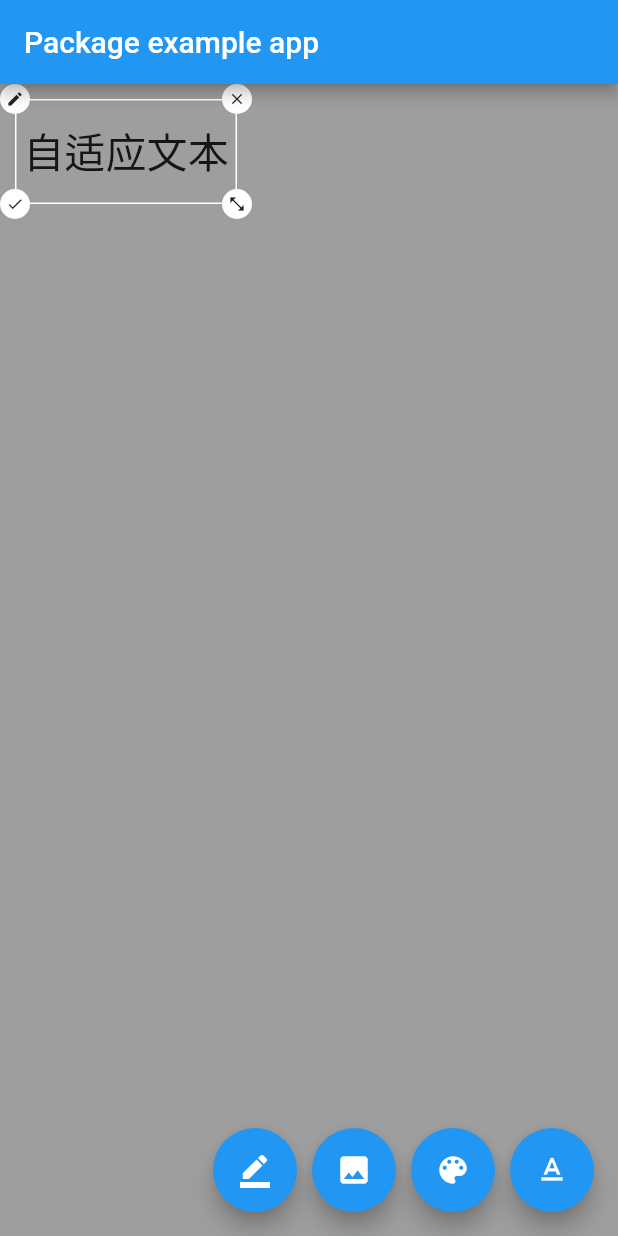
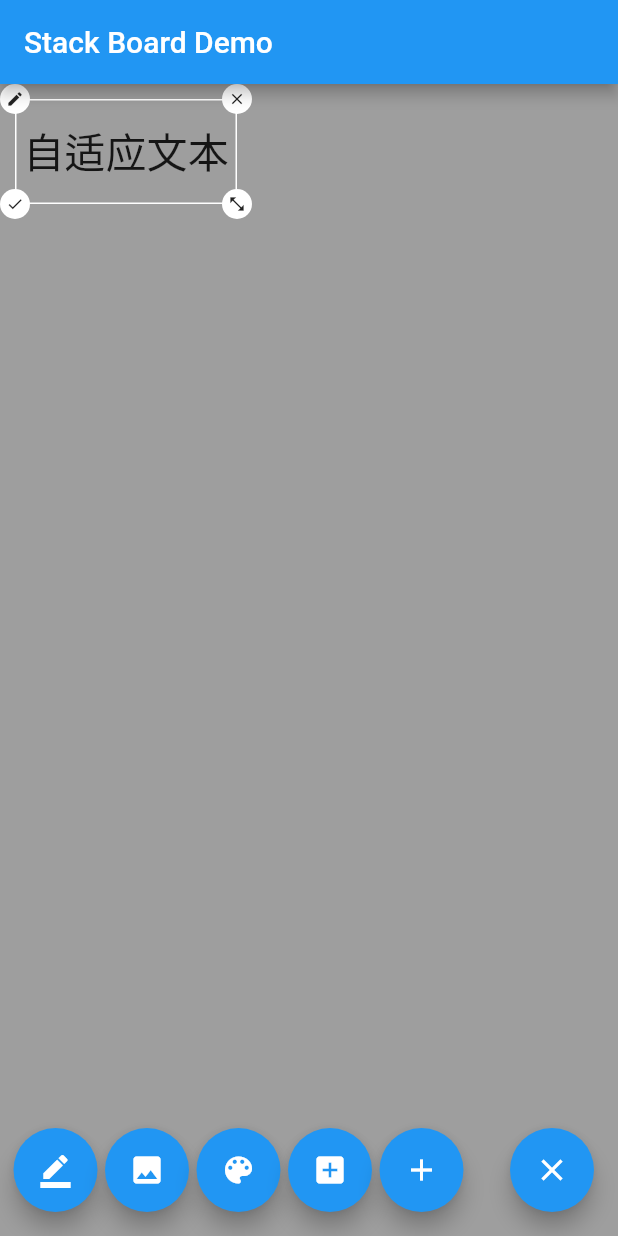
Before and after one commit to fluttercandies/stack_board, a Flutter app: the screen it shows after launch, after a tap on the "border color" icon, on a phone screen of 412 x 824 dp. Run offline on Flutter 3.47's test engine with Material 2 defaults, Android fonts, the phone set to English and light mode, and no system bars; missing offline and left inert: flutter_drawing_board.

Commit message:
完善demo

```diff
--- a/example/lib/main.dart
+++ b/example/lib/main.dart
@@ -1,9 +1,31 @@
 import 'package:flutter/material.dart';
+import 'package:stack_board/case_group/item_case.dart';
+
 import 'package:stack_board/stack_board.dart';
 
-void main() {
-  runApp(const MyApp());
+///自定义类型 Custom item type
+class CustomItem extends StackBoardItem {
+  const CustomItem({
+    Future<bool> Function()? onDel,
+    int? id, // <==== must
+  }) : super(
+          child: const Text('CustomItem'),
+          onDel: onDel,
+          id: id, // <==== must
+        );
+
+  @override // <==== must
+  CustomItem copyWith({
+    CaseStyle? caseStyle,
+    Widget? child,
+    int? id,
+    Future<bool> Function()? onDel,
+    dynamic Function(bool)? onEdit,
+  }) =>
+      CustomItem(onDel: onDel, id: id);
 }
+
+void main() => runApp(const MyApp());
 
 class MyApp extends StatelessWidget {
   const MyApp({Key? key}) : super(key: key);
@@ -76,22 +98,37 @@ class _HomePageState extends State<HomePage> {
   @override
   Widget build(BuildContext context) {
     return Scaffold(
-      backgroundColor: Colors.grey,
-      appBar: AppBar(title: const Text('Package example app')),
+      appBar: AppBar(title: const Text('Stack Board Demo')),
+      backgroundColor: Colors.blueGrey,
       body: StackBoard(
         controller: _boardController,
+
+        ///背景
         background: const ColoredBox(color: Colors.grey),
+
+        ///如果使用了继承于StackBoardItem的自定义item
+        ///使用这个接口进行重构
+        customBuilder: (StackBoardItem t) {
+          if (t is CustomItem) {
+            return ItemCase(
+              key: Key('CustomStackItem${t.id}'), // <==== must
+              isCenter: false,
+              onDel: () async => _boardController.remove(t.id),
+              child: Container(width: 100, height: 100, color: Colors.blue),
+            );
+          }
+        },
       ),
       floatingActionButton: Row(
-        mainAxisAlignment: MainAxisAlignment.end,
         children: <Widget>[
+          const SizedBox(width: 25),
           FloatingActionButton(
             onPressed: () {
               _boardController.add(const AdaptiveText('自适应文本'));
             },
             child: const Icon(Icons.border_color),
           ),
-          const SizedBox(width: 10),
+          _spacer,
           FloatingActionButton(
             onPressed: () {
               _boardController.add(
@@ -100,27 +137,70 @@ class _HomePageState extends State<HomePage> {
             },
             child: const Icon(Icons.image),
           ),
-          const SizedBox(width: 10),
+          _spacer,
           FloatingActionButton(
             onPressed: () {
               _boardController.add(const StackDrawing());
             },
             child: const Icon(Icons.color_lens),
           ),
-          const SizedBox(width: 10),
+          _spacer,
           FloatingActionButton(
             onPressed: () {
               _boardController.add(
                 StackBoardItem(
-                  child: const Text('XXXXXXXX XXXXX Test1', style: TextStyle(color: Colors.white)),
+                  child: const Text('Custom Widget', style: TextStyle(color: Colors.white)),
                   onDel: _onDel,
                 ),
               );
             },
-            child: const Icon(Icons.text_format),
+            child: const Icon(Icons.add_box),
+          ),
+          _spacer,
+          FloatingActionButton(
+            onPressed: () {
+              _boardController.add<CustomItem>(
+                CustomItem(
+                  onDel: () async => true,
+                ),
+              );
+            },
+            child: const Icon(Icons.add),
+          ),
+          const Spacer(),
+          FloatingActionButton(
+            onPressed: () => _boardController.clear(),
+            child: const Icon(Icons.close),
           ),
         ],
       ),
     );
   }
+
+  Widget get _spacer => const SizedBox(width: 5);
 }
+
+class ItemCaseDemo extends StatefulWidget {
+  const ItemCaseDemo({Key? key}) : super(key: key);
+
+  @override
+  _ItemCaseDemoState createState() => _ItemCaseDemoState();
+}
+
+class _ItemCaseDemoState extends State<ItemCaseDemo> {
+  @override
+  Widget build(BuildContext context) {
+    return Stack(
+      children: <Widget>[
+        ItemCase(
+          isCenter: false,
+          child: const Text('Custom case'),
+          onDel: () async {},
+          onEdit: (bool isEditing) {},
+          onOffsetChanged: (Offset offset) {},
+          onSizeChanged: (Size size) {},
+        ),
+      ],
+    );
+  }
+}
--- a/lib/case_group/adaptive_image_case.dart
+++ b/lib/case_group/adaptive_image_case.dart
@@ -42,7 +42,7 @@ class _AdaptiveImageCaseState extends State<AdaptiveImageCase> with SafeState<Ad
             }
           : null,
       isOperating: widget.isOperating,
-      onSizeChange: (Size size) {
+      onSizeChanged: (Size size) {
         _textFieldWidth = size.width;
       },
     );
--- a/lib/case_group/item_case.dart
+++ b/lib/case_group/item_case.dart
@@ -28,32 +28,39 @@ class ItemCase extends StatefulWidget {
     this.isCenter = true,
     this.onEdit,
     this.onDel,
-    this.onSizeChange,
+    this.onSizeChanged,
+    this.tools,
+    this.onOffsetChanged,
     this.caseStyle = const CaseStyle(),
-    this.isOperating = true,
-    this.tools,
+    this.isOperating,
+    this.isEditing,
   }) : super(key: key);
 
   @override
   _ItemCaseState createState() => _ItemCaseState();
 
   final Widget child;
+  final Widget? tools;
+
   final bool isCenter;
-  final Function(bool isEditing)? onEdit;
+  final bool? isOperating;
+  final bool? isEditing;
+
+  final void Function(bool isEditing)? onEdit;
   final void Function()? onDel;
-  final void Function(Size size)? onSizeChange;
+
+  ///尺寸变化回调
+  ///返回值可控制是否继续进行
+  final bool? Function(Size size)? onSizeChanged;
+  final bool? Function(Offset offset)? onOffsetChanged;
 
   final CaseStyle? caseStyle;
-
-  final bool isOperating;
-
-  final Widget? tools;
 }
 
 class _ItemCaseState extends State<ItemCase> with SafeState<ItemCase> {
   late SafeValueNotifier<_Config> _config;
-  bool _isEditing = false;
-  bool _isOperating = true;
+  late bool _isEditing = widget.isEditing ?? false;
+  late bool _isOperating = widget.isOperating ?? true;
 
   CaseStyle get _caseStyle => widget.caseStyle ?? const CaseStyle();
 
@@ -65,9 +72,9 @@ class _ItemCaseState extends State<ItemCase> with SafeState<ItemCase> {
 
   @override
   void didUpdateWidget(covariant ItemCase oldWidget) {
-    if (widget.isOperating != _isOperating) {
+    if (widget.isOperating != null && widget.isOperating != _isOperating) {
       safeSetState(() {
-        _isOperating = widget.isOperating;
+        _isOperating = widget.isOperating!;
       });
     }
 
@@ -86,13 +93,19 @@ class _ItemCaseState extends State<ItemCase> with SafeState<ItemCase> {
       _isEditing = false;
       widget.onEdit?.call(false);
     }
+
     if (!_isOperating) {
       safeSetState(() => _isOperating = true);
     }
 
     final Offset d = dud.delta;
-    _config.value.offset = _config.value.offset.translate(d.dx, d.dy);
+    final Offset changeToOffset = _config.value.offset.translate(d.dx, d.dy);
+    if (!(widget.onOffsetChanged?.call(changeToOffset) ?? true)) return;
+
+    _config.value.offset = changeToOffset;
     _config.value = _config.value.copy;
+
+    widget.onOffsetChanged?.call(_config.value.offset);
   }
 
   ///拖放
@@ -101,6 +114,7 @@ class _ItemCaseState extends State<ItemCase> with SafeState<ItemCase> {
       _isEditing = false;
       widget.onEdit?.call(false);
     }
+
     if (_config.value.size == null) return;
 
     final Offset d = dud.delta;
@@ -111,10 +125,12 @@ class _ItemCaseState extends State<ItemCase> with SafeState<ItemCase> {
       if (s.width - _caseStyle.iconSize * 2 <= 0 || s.height - _caseStyle.iconSize * 2 <= 0) return;
     }
 
-    _config.value.size = Size(_config.value.size!.width + d.dx, _config.value.size!.height + d.dy);
+    final Size changeToSize = Size(_config.value.size!.width + d.dx, _config.value.size!.height + d.dy);
+
+    if (!(widget.onSizeChanged?.call(_config.value.size!) ?? true)) return;
+
+    _config.value.size = changeToSize;
     _config.value = _config.value.copy;
-
-    widget.onSizeChange?.call(_config.value.size!);
   }
 
   @override
@@ -130,7 +146,7 @@ class _ItemCaseState extends State<ItemCase> with SafeState<ItemCase> {
         child: Stack(children: <Widget>[
           _border,
           _child,
-          if (widget.tools != null) Padding(padding: EdgeInsets.all(_caseStyle.iconSize / 2), child: widget.tools),
+          if (widget.tools != null) _tools,
           if (widget.onEdit != null && _isOperating) _edit,
           if (_isOperating) _check,
           if (widget.onDel != null && _isOperating) _del,
@@ -273,4 +289,15 @@ class _ItemCaseState extends State<ItemCase> with SafeState<ItemCase> {
       ),
     );
   }
+
+  ///工具栏
+  Widget get _tools {
+    return Positioned(
+      left: _caseStyle.iconSize / 2,
+      top: _caseStyle.iconSize / 2,
+      right: _caseStyle.iconSize / 2,
+      bottom: _caseStyle.iconSize / 2,
+      child: widget.tools!,
+    );
+  }
 }
--- a/lib/helper/auto_image.dart
+++ b/lib/helper/auto_image.dart
@@ -55,7 +55,7 @@ class AutoImage extends StatelessWidget {
 
   @override
   Widget build(BuildContext context) {
-    if (url.trim().isEmpty) return const Text('Empty url');
+    if (url.trim().isEmpty) return const Center(child: Text('Empty url'));
 
     late ImageProvider<Object> _image;
 
--- a/lib/item_group/stack_drawing.dart
+++ b/lib/item_group/stack_drawing.dart
@@ -6,7 +6,7 @@ import 'stack_board_item.dart';
 ///画板
 class StackDrawing extends StackBoardItem {
   const StackDrawing({
-    this.size = const Size(120, 120),
+    this.size = const Size(200, 200),
     Widget background = const SizedBox(width: 200, height: 200),
     final int? id,
     final Future<bool> Function()? onDel,
@@ -15,9 +15,10 @@ class StackDrawing extends StackBoardItem {
           id: id,
           onDel: onDel,
           child: background,
-          caseStyle: caseStyle,
+          caseStyle: caseStyle ?? const CaseStyle(),
         );
 
+  ///画布初始大小
   final Size size;
 
   @override
--- a/lib/stack_board.dart
+++ b/lib/stack_board.dart
@@ -13,6 +13,8 @@ import 'item_group/adaptive_text.dart';
 import 'item_group/stack_board_item.dart';
 import 'item_group/stack_drawing.dart';
 
+export 'package:stack_board/helper/case_style.dart';
+
 export 'item_group/adaptive_image.dart';
 export 'item_group/adaptive_text.dart';
 export 'item_group/stack_board_item.dart';
@@ -25,20 +27,30 @@ class StackBoard extends StatefulWidget {
     this.controller,
     this.background,
     this.caseStyle,
+    this.customBuilder,
   }) : super(key: key);
 
   @override
   _StackBoardState createState() => _StackBoardState();
 
+  ///层叠版控制器
   final StackBoardController? controller;
+
+  ///背景
   final Widget? background;
+
+  ///操作框样式
   final CaseStyle? caseStyle;
+
+  ///自定义类型控件构建器
+  final Widget? Function(StackBoardItem item)? customBuilder;
 }
 
 class _StackBoardState extends State<StackBoard> with SafeState<StackBoard> {
   late List<StackBoardItem> _children;
   int _lastId = 0;
 
+  ///生成唯一Key
   Key _getKey(int? id) => Key('StackBoardItem$id');
 
   @override
@@ -54,7 +66,7 @@ class _StackBoardState extends State<StackBoard> with SafeState<StackBoard> {
   }
 
   ///添加一个
-  void _add(StackBoardItem item) {
+  void _add<T extends StackBoardItem>(StackBoardItem item) {
     if (_children.contains(item)) throw 'duplicate id';
 
     switch (item.runtimeType) {
@@ -77,10 +89,17 @@ class _StackBoardState extends State<StackBoard> with SafeState<StackBoard> {
         ));
         break;
       default:
+        if (item.runtimeType != StackBoardItem) {
+          _children.add((item as T).copyWith(
+            id: item.id ?? _lastId,
+            caseStyle: item.caseStyle ?? widget.caseStyle,
+          ));
+        } else {
           _children.add(item.copyWith(
             id: item.id ?? _lastId,
             caseStyle: item.caseStyle ?? widget.caseStyle,
           ));
+        }
     }
 
     _lastId++;
@@ -88,7 +107,7 @@ class _StackBoardState extends State<StackBoard> with SafeState<StackBoard> {
   }
 
   ///移除指定id item
-  void _remove(int id) {
+  void _remove(int? id) {
     _children.removeWhere((StackBoardItem b) => b.id == id);
     safeSetState(() {});
   }
@@ -102,18 +121,19 @@ class _StackBoardState extends State<StackBoard> with SafeState<StackBoard> {
   ///删除动作
   Future<void> _onDel(StackBoardItem box) async {
     final bool del = (await box.onDel?.call()) ?? true;
-    if (del) _remove(box.id!);
+    if (del) _remove(box.id);
   }
 
   @override
   Widget build(BuildContext context) {
     Widget _child;
+
     if (widget.background == null)
       _child = Stack(
         fit: StackFit.expand,
         children: _children.map((StackBoardItem box) => _buildItem(box)).toList(),
       );
-
+    else
       _child = Stack(
         fit: StackFit.expand,
         children: <Widget>[
@@ -126,33 +146,53 @@ class _StackBoardState extends State<StackBoard> with SafeState<StackBoard> {
   }
 
   ///构建项
-  Widget _buildItem(StackBoardItem box) {
-    switch (box.runtimeType) {
+  Widget _buildItem(StackBoardItem item) {
+    switch (item.runtimeType) {
       case AdaptiveText:
         return AdaptiveTextCase(
-          key: _getKey(box.id),
-          adaptiveText: box as AdaptiveText,
-          onDel: () => _onDel(box),
+          key: _getKey(item.id),
+          adaptiveText: item as AdaptiveText,
+          onDel: () => _onDel(item),
         );
       case AdaptiveImage:
         return AdaptiveImageCase(
-          key: _getKey(box.id),
-          adaptiveImage: box as AdaptiveImage,
-          onDel: () => _onDel(box),
+          key: _getKey(item.id),
+          adaptiveImage: item as AdaptiveImage,
+          onDel: () => _onDel(item),
         );
       case StackDrawing:
         return DrawingBoardCase(
-          key: _getKey(box.id),
-          stackDrawing: box as StackDrawing,
-          onDel: () => _onDel(box),
+          key: _getKey(item.id),
+          stackDrawing: item as StackDrawing,
+          onDel: () => _onDel(item),
         );
       default:
+        if (item.runtimeType == StackBoardItem) {
           return ItemCase(
-          key: _getKey(box.id),
-          child: box.child,
-          onDel: () => _onDel(box),
-          onEdit: box.onEdit,
-          caseStyle: box.caseStyle,
+            key: _getKey(item.id),
+            child: item.child,
+            onDel: () => _onDel(item),
+            onEdit: item.onEdit,
+            caseStyle: item.caseStyle,
+          );
+        }
+
+        if (widget.customBuilder != null) {
+          final Widget? customWidget = widget.customBuilder!.call(item);
+          if (customWidget != null) return customWidget;
+        }
+
+        return ItemCase(
+          key: _getKey(item.id),
+          child: Container(
+            width: 150,
+            height: 150,
+            alignment: Alignment.center,
+            child: const Text('unknow item type, please use customBuilder to build it'),
+          ),
+          onDel: () => _onDel(item),
+          onEdit: item.onEdit,
+          caseStyle: item.caseStyle,
         );
     }
   }
@@ -168,13 +208,13 @@ class StackBoardController {
   }
 
   ///添加一个
-  void add(StackBoardItem item) {
+  void add<T extends StackBoardItem>(T item) {
     _check();
-    _stackBoardState?._add(item);
+    _stackBoardState?._add<T>(item);
   }
 
   ///移除
-  void remove(int id) {
+  void remove(int? id) {
     _check();
     _stackBoardState?._remove(id);
   }
--- a/pubspec.yaml
+++ b/pubspec.yaml
@@ -12,9 +12,7 @@ dependencies:
   flutter:
     sdk: flutter
 
-  # flutter_drawing_board: ^0.1.7
-  flutter_drawing_board:
-    path: ../flutter_drawing_board
+  flutter_drawing_board: ^0.1.9
 
 dev_dependencies:
   flutter_test:
```
Also changed, not shown: lib/case_group/adaptive_text_case.dart (+4 -3 lines), lib/case_group/drawing_board_case.dart (+93 -41 lines), example/pubspec.lock, preview/pre.png (added), pubspec.lock, 1 other file. Lines whose indentation alone changed are shown as unchanged.
